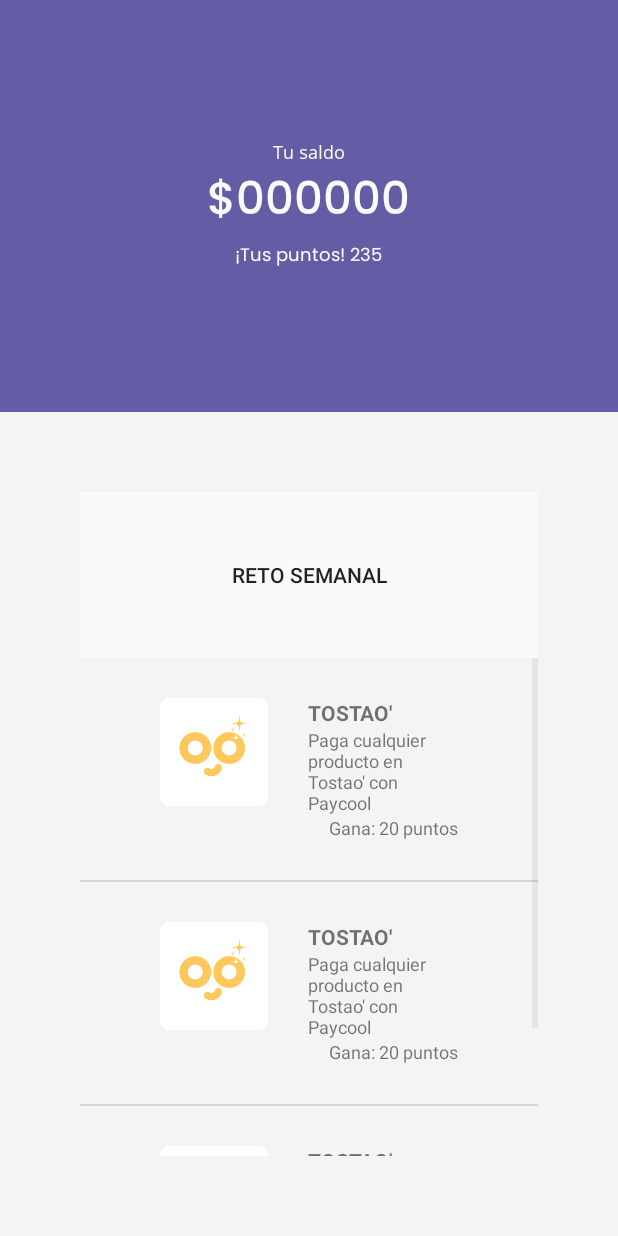
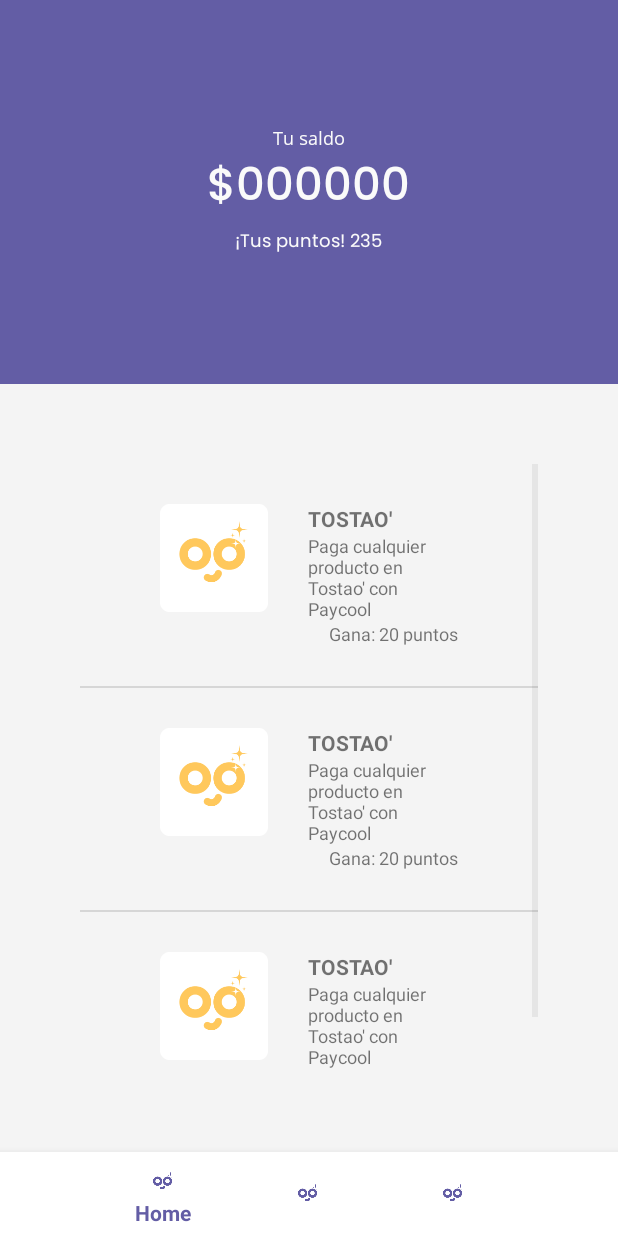
Before and after one commit to Chefcito/191-int2-paycool-prototype, an Android app: the Home screen opened directly, with no data from a screen before it, on a phone screen of 412 x 824 dp. Run offline under Robolectric (Android 15) with nearby library versions, the phone set to English and light mode, and no system bars; our stand-ins replace Firebase (no records; nobody signed in at launch, a user with empty details on screens opened directly); 1 statement that could not run was skipped.

Commit message:
Bottom navigation created and java files were grouped into packages

```diff
--- a/app/build.gradle
+++ b/app/build.gradle
@@ -18,11 +18,13 @@ android {
         }
     }
     buildToolsVersion = '28.0.3'
+    sourceSets { main { assets.srcDirs = ['src/main/assets', 'src/main/assets/icons'] } }
 }
 
 dependencies {
     implementation fileTree(dir: 'libs', include: ['*.jar'])
     implementation 'com.android.support:appcompat-v7:28.0.0'
+    implementation 'com.android.support:design:28.0.0'
     implementation 'com.android.support.constraint:constraint-layout:2.0.0-alpha4'
     implementation 'com.google.firebase:firebase-database:16.0.4'
     implementation 'com.android.support:support-v4:28.0.0'
--- a/app/src/main/java/co/edu/icesi/joancaliz/paycool_prototype/HomeActivity.java
+++ b/app/src/main/java/co/edu/icesi/joancaliz/paycool_prototype/activities/Home.java
@@ -1,4 +1,4 @@
-package co.edu.icesi.joancaliz.paycool_prototype;
+package co.edu.icesi.joancaliz.paycool_prototype.activities;
 
 import android.content.Intent;
 import android.support.annotation.NonNull;
@@ -18,8 +18,13 @@ import com.google.firebase.database.DatabaseReference;
 import com.google.firebase.database.FirebaseDatabase;
 import com.google.firebase.database.ValueEventListener;
 
+import co.edu.icesi.joancaliz.paycool_prototype.Challengue;
+import co.edu.icesi.joancaliz.paycool_prototype.adapters.ChallengueAdapter;
+import co.edu.icesi.joancaliz.paycool_prototype.R;
+import co.edu.icesi.joancaliz.paycool_prototype.User;
+
 //El home mijos. La clase de la actividad principal.
-public class HomeActivity extends AppCompatActivity {
+public class Home extends AppCompatActivity {
 
     //Lista de retos del usuario.
     private ListView challenguesListView;
@@ -69,7 +74,7 @@ public class HomeActivity extends AppCompatActivity {
         dbReference= FirebaseDatabase.getInstance().getReference();
 
         if(auth.getCurrentUser() == null) {
-            Intent intent = new Intent(this, LoginActivity.class);
+            Intent intent = new Intent(this, Login.class);
             startActivity(intent);
         }
 
@@ -85,12 +90,5 @@ public class HomeActivity extends AppCompatActivity {
 
             }
         });
-
-
-
-
-
-
-
     }
 }
--- a/app/src/main/java/co/edu/icesi/joancaliz/paycool_prototype/LoginActivity.java
+++ b/app/src/main/java/co/edu/icesi/joancaliz/paycool_prototype/activities/Login.java
@@ -1,4 +1,4 @@
-package co.edu.icesi.joancaliz.paycool_prototype;
+package co.edu.icesi.joancaliz.paycool_prototype.activities;
 
 import android.content.Intent;
 import android.support.annotation.NonNull;
@@ -18,7 +18,9 @@ import com.google.firebase.auth.FirebaseAuth;
 import com.google.firebase.database.DatabaseReference;
 import com.google.firebase.database.FirebaseDatabase;
 
-public class LoginActivity extends AppCompatActivity {
+import co.edu.icesi.joancaliz.paycool_prototype.R;
+
+public class Login extends AppCompatActivity {
     private FirebaseAuth auth;
     private FirebaseDatabase database;
     private DatabaseReference dbReference;
@@ -98,19 +100,19 @@ public class LoginActivity extends AppCompatActivity {
 
                 // Si no fue exitoso, entonces esto otro...
                 else {
-                    Toast.makeText(LoginActivity.this, task.getException().getMessage(), Toast.LENGTH_LONG).show();
+                    Toast.makeText(Login.this, task.getException().getMessage(), Toast.LENGTH_LONG).show();
                 }
             }
         });
     }
 
     public void goToHome() {
-        Intent intent = new Intent(this, HomeActivity.class);
+        Intent intent = new Intent(this, Home.class);
         startActivity(intent);
     }
 
     public void goToSignUp() {
-        Intent intent = new Intent(this, SignUpActivity.class);
+        Intent intent = new Intent(this, SignUp.class);
         startActivity(intent);
     }
 }
--- a/app/src/main/java/co/edu/icesi/joancaliz/paycool_prototype/PurchaseCompletedActivity.java
+++ b/app/src/main/java/co/edu/icesi/joancaliz/paycool_prototype/activities/PurchaseCompleted.java
@@ -1,12 +1,14 @@
-package co.edu.icesi.joancaliz.paycool_prototype;
+package co.edu.icesi.joancaliz.paycool_prototype.activities;
 
 import android.content.Intent;
 import android.os.Handler;
 import android.support.v7.app.AppCompatActivity;
 import android.os.Bundle;
 
+import co.edu.icesi.joancaliz.paycool_prototype.R;
+
 //Esta clase se usará para dar feedback al usuario al hacer una compra.
-public class PurchaseCompletedActivity extends AppCompatActivity {
+public class PurchaseCompleted extends AppCompatActivity {
 
     @Override
     protected void onCreate(Bundle savedInstanceState) {
@@ -16,7 +18,7 @@ public class PurchaseCompletedActivity extends AppCompatActivity {
         new Handler().postDelayed(new Runnable() {
             @Override
             public void run() {
-                Intent intent = new Intent(PurchaseCompletedActivity.this, HomeActivity.class);
+                Intent intent = new Intent(PurchaseCompleted.this, Home.class);
                 startActivity(intent);
             }
         }, 3000);
--- a/app/src/main/java/co/edu/icesi/joancaliz/paycool_prototype/SignUpActivity.java
+++ b/app/src/main/java/co/edu/icesi/joancaliz/paycool_prototype/activities/SignUp.java
@@ -1,4 +1,4 @@
-package co.edu.icesi.joancaliz.paycool_prototype;
+package co.edu.icesi.joancaliz.paycool_prototype.activities;
 import android.content.Intent;
 import android.support.annotation.NonNull;
 import android.support.v7.app.AppCompatActivity;
@@ -15,7 +15,10 @@ import com.google.firebase.auth.FirebaseAuth;
 import com.google.firebase.database.DatabaseReference;
 import com.google.firebase.database.FirebaseDatabase;
 
-public class SignUpActivity extends AppCompatActivity {
+import co.edu.icesi.joancaliz.paycool_prototype.R;
+import co.edu.icesi.joancaliz.paycool_prototype.User;
+
+public class SignUp extends AppCompatActivity {
     private EditText nameEditText, surnameEditText, dniEditText, phoneNumberEditText, emailEditText, passwordEditText, confirmPasswordEditText;
     private Button createAccountButton, goToLoginButton;
 
@@ -153,19 +156,19 @@ public class SignUpActivity extends AppCompatActivity {
 
                 // Si no lo fué, entonces...
                 else {
-                    Toast.makeText(SignUpActivity.this, "El registro no pudo completarse", Toast.LENGTH_LONG).show();
+                    Toast.makeText(SignUp.this, "El registro no pudo completarse", Toast.LENGTH_LONG).show();
                 }
             }
         });
     }
 
     public void goToHome() {
-        Intent intent = new Intent(this, HomeActivity.class);
+        Intent intent = new Intent(this, Home.class);
         startActivity(intent);
     }
 
     public void goToLogin() {
-        Intent intent = new Intent(this, LoginActivity.class);
+        Intent intent = new Intent(this, Login.class);
         startActivity(intent);
     }
 }
--- a/app/src/main/java/co/edu/icesi/joancaliz/paycool_prototype/ChallengueAdapter.java
+++ b/app/src/main/java/co/edu/icesi/joancaliz/paycool_prototype/adapters/ChallengueAdapter.java
@@ -1,4 +1,4 @@
-package co.edu.icesi.joancaliz.paycool_prototype;
+package co.edu.icesi.joancaliz.paycool_prototype.adapters;
 
 import android.app.Activity;
 import android.content.Intent;
@@ -9,6 +9,10 @@ import android.widget.BaseAdapter;
 import android.widget.TextView;
 
 import java.util.ArrayList;
+
+import co.edu.icesi.joancaliz.paycool_prototype.Challengue;
+import co.edu.icesi.joancaliz.paycool_prototype.R;
+import co.edu.icesi.joancaliz.paycool_prototype.activities.AccomplishChallengue;
 
 //Este adaptador permite crear listas de retos (Challengue).
 
--- a/app/src/main/res/layout/activity_home.xml
+++ b/app/src/main/res/layout/activity_home.xml
@@ -1,10 +1,9 @@
 <?xml version="1.0" encoding="utf-8"?>
-<LinearLayout
-    xmlns:tools="http://schemas.android.com/tools"
+<LinearLayout xmlns:tools="http://schemas.android.com/tools"
     android:layout_width="match_parent"
     android:layout_height="match_parent"
+    xmlns:app="http://schemas.android.com/apk/res-auto"
     android:orientation="vertical"
-    android:background="@color/gray1"
     xmlns:android="http://schemas.android.com/apk/res/android">
 
     <LinearLayout
@@ -49,22 +48,8 @@
         android:layout_height="0dp"
         android:layout_weight="4"
         android:orientation="vertical"
+        android:background="@color/gray1"
         android:padding="80px">
-
-        <LinearLayout
-            android:layout_width="match_parent"
-            android:layout_height="0dp"
-            android:layout_weight="1"
-            android:orientation="vertical">
-
-            <Button
-                android:id="@+id/button"
-                android:layout_width="match_parent"
-                android:layout_height="match_parent"
-                android:background="#FAFAFA"
-                android:text="Reto Semanal" />
-
-        </LinearLayout>
 
         <LinearLayout
             android:layout_width="match_parent"
@@ -79,4 +64,15 @@
             </ListView>
         </LinearLayout>
     </LinearLayout>
+
+    <android.support.design.widget.BottomNavigationView
+        android:id="@+id/home_bottom_navigation_view"
+        android:layout_width="match_parent"
+        android:layout_height="wrap_content"
+        app:menu="@menu/bottom_navigation"
+        app:labelVisibilityMode="selected"
+        android:background="#FFFFFF"
+        app:itemIconTint="@color/primaryColor"
+        ></android.support.design.widget.BottomNavigationView>
+
 </LinearLayout>
--- a/app/src/main/res/layout/activity_splash_screen.xml
+++ b/app/src/main/res/layout/activity_splash_screen.xml
@@ -5,7 +5,7 @@
     android:id="@+id/relativeLayout"
     android:layout_width="match_parent"
     android:layout_height="match_parent"
-    tools:context=".SplashScreenActivity">
+    tools:context=".activities.SplashScreen">
 
     <ImageView
         android:id="@+id/imageView8"
@@ -17,5 +17,5 @@
         app:layout_constraintStart_toStartOf="parent"
         app:layout_constraintTop_toTopOf="parent"
         app:layout_constraintVertical_bias="0.497"
-        app:srcCompat="@drawable/paycool_texto_logo" />
+        app:srcCompat="@drawable/paycool_logo" />
 </android.support.constraint.ConstraintLayout>
--- /dev/null
+++ b/app/src/main/res/menu/bottom_navigation.xml
@@ -0,0 +1,20 @@
+<?xml version="1.0" encoding="utf-8"?>
+<menu xmlns:android="http://schemas.android.com/apk/res/android">
+    <item
+        android:id="@+id/bottom_navigation_home_item"
+        android:icon="@drawable/logo_small"
+        android:title="Home"
+        />
+
+    <item
+        android:id="@+id/bottom_navigation_benefits_item"
+        android:icon="@drawable/logo_small"
+        android:title="Benefits"
+        />
+
+    <item
+        android:id="@+id/bottom_navigation_wallet_item"
+        android:icon="@drawable/logo_small"
+        android:title="Wallet"
+        />
+</menu>
```
Also changed, not shown: app/src/main/AndroidManifest.xml (+7 -7 lines), app/src/main/java/co/edu/icesi/joancaliz/paycool_prototype/activities/AccomplishChallengue.java (renamed from app/src/main/java/co/edu/icesi/joancaliz/paycool_prototype/AccomplishChallengue.java, +5 -3 lines), app/src/main/java/co/edu/icesi/joancaliz/paycool_prototype/activities/Bill.java (renamed from app/src/main/java/co/edu/icesi/joancaliz/paycool_prototype/BillActivity.java, +11 -9 lines), app/src/main/java/co/edu/icesi/joancaliz/paycool_prototype/activities/SplashScreen.java (renamed from app/src/main/java/co/edu/icesi/joancaliz/paycool_prototype/SplashScreenActivity.java, +5 -3 lines), app/src/main/res/drawable/fondo_dos.png (deleted), app/src/main/res/drawable/fondo_uno.png (deleted), app/src/main/res/drawable/hamburgesa.png (deleted), app/src/main/res/drawable/macdonal.png (deleted), app/src/main/res/drawable/paycool_logo.png (renamed from app/src/main/res/drawable/paycool_texto_logo.png), app/src/main/res/drawable/qrcode.png (deleted).
